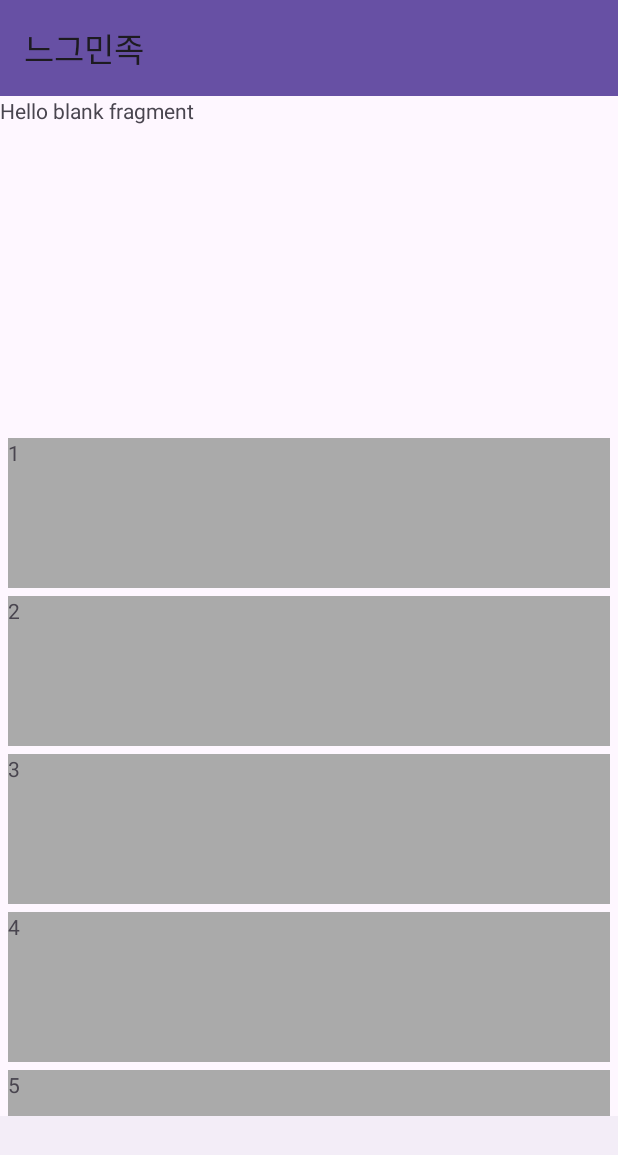
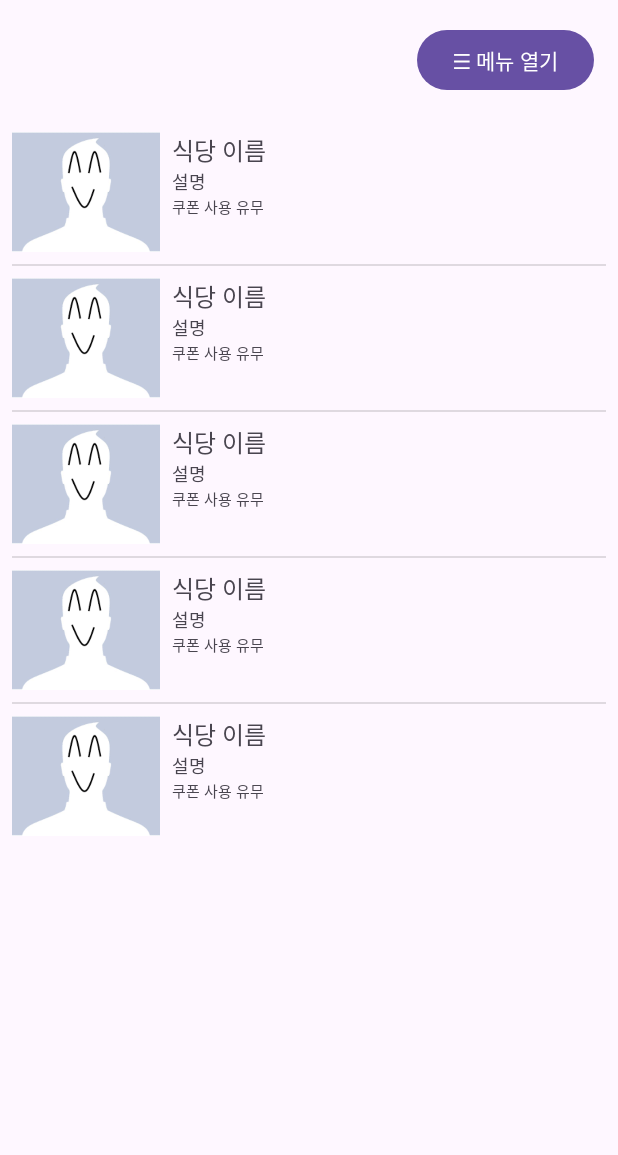
Before and after one commit to limpaul/react_board, an Android app: the RestaurantList screen opened directly, with no data from a screen before it, on a phone screen of 412 x 824 dp. Shown: the top 1155 px of the screen. Run offline under Robolectric (Android 15) with nearby library versions, the phone set to English and light mode, and no system bars; network calls fail.

Commit message:
음식 리스트 예시화면, 식당 등록 기능 추가, navigation UI추가

```diff
--- a/android/app/src/main/AndroidManifest.xml
+++ b/android/app/src/main/AndroidManifest.xml
@@ -15,6 +15,9 @@
         android:theme="@style/Theme.MyApplication"
         android:usesCleartextTraffic="true"
         tools:targetApi="31">
+        <activity
+            android:name=".RestaurantMenu"
+            android:exported="false" />
         <activity
             android:name=".RestaurantList"
             android:exported="false" />
--- a/android/app/src/main/java/com/raonsecure/myapplication/MainActivity.kt
+++ b/android/app/src/main/java/com/raonsecure/myapplication/MainActivity.kt
@@ -26,6 +26,9 @@ class MainActivity : AppCompatActivity() {
     private var touchBtn:Boolean = false;
     private var rotationAngle = 0f // 30도씩 회전
     private val http = NetworkSetting()
+
+    //test
+    private val autoLoginBtn:Button by lazy { findViewById(R.id.autoLoginBtn) }
 
     override fun onCreate(savedInstanceState: Bundle?) {
         super.onCreate(savedInstanceState)
@@ -70,6 +73,28 @@ class MainActivity : AppCompatActivity() {
                 }
             }
         }
+
+        autoLoginBtn.setOnClickListener {
+            CoroutineScope(Dispatchers.IO).launch {
+                val dataMap = HashMap<String, Any>()
+                dataMap.put("username", "test")
+                dataMap.put("userpassword", "1234")
+                http.commonSendPostToServer(urlPath = "/api/order/user/login", dataMap = dataMap)?.let {
+                        response ->
+                    Log.d("bwlim", response.toString())
+                    val gson:Gson = Gson()
+                    val resultMap = gson.fromJson(response, Map::class.java)
+
+                    CoroutineScope(Dispatchers.Main).launch {
+                        if(resultMap.get("isSuccess") == true){
+                            val intent:Intent = Intent(this@MainActivity, RestaurantList::class.java)
+                            intent.putExtra("userinfo", response)
+                            startActivity(intent)
+                        }
+                    }
+                }
+            }
+        }
     }
 
     fun setAppFontColorChange(){
@@ -91,4 +116,5 @@ class MainActivity : AppCompatActivity() {
             }
         }
     }
+
 }
--- a/android/app/src/main/java/com/raonsecure/myapplication/NetworkSetting.kt
+++ b/android/app/src/main/java/com/raonsecure/myapplication/NetworkSetting.kt
@@ -13,7 +13,7 @@ import org.json.JSONObject
 
 
 class NetworkSetting {
-    public val serverIp:String by lazy { "http://10.47.17.169" }
+    public val serverIp:String by lazy { "http://172.30.1.9" } // 172.30.1.9 / 10.47.17.169
     public val serverPort:Int by lazy { 8080 }
 
     suspend fun commonSendGetToServer(url:String=serverIp, port:Int=serverPort, dataMap:Map<String, Any>): String? {
--- a/android/app/src/main/java/com/raonsecure/myapplication/RestaurantList.kt
+++ b/android/app/src/main/java/com/raonsecure/myapplication/RestaurantList.kt
@@ -1,14 +1,57 @@
 package com.raonsecure.myapplication
 
+import android.content.Intent
 import android.os.Bundle
+import android.util.Log
+import android.widget.Button
+import android.widget.Toast
+import androidx.activity.result.ActivityResultLauncher
+import androidx.activity.result.contract.ActivityResultContracts
 import androidx.appcompat.app.AppCompatActivity
+import androidx.core.view.GravityCompat
+import androidx.drawerlayout.widget.DrawerLayout
 import androidx.recyclerview.widget.LinearLayoutManager
 import androidx.recyclerview.widget.RecyclerView
+import com.google.android.material.navigation.NavigationView
 
 class RestaurantList : AppCompatActivity() {
+
+    private lateinit var drawerLayout: DrawerLayout
+    private lateinit var navigationView: NavigationView
+    private lateinit var openDrawerButton: Button
+    private lateinit var resultLauncher: ActivityResultLauncher<Intent>
+
     override fun onCreate(savedInstanceState: Bundle?) {
         super.onCreate(savedInstanceState)
         setContentView(R.layout.activity_restaurant_list)
+        resultLauncher = registerForActivityResult(ActivityResultContracts.StartActivityForResult()){
+                result ->
+            if(result.resultCode == RESULT_OK){
+                val bundle = result.data?.extras
+            }
+        }
 
+        drawerLayout = findViewById(R.id.drawer_layout)
+        navigationView = findViewById(R.id.navigation_view)
+        openDrawerButton = findViewById(R.id.open_drawer_button)
+
+        openDrawerButton.setOnClickListener {
+            drawerLayout.openDrawer(GravityCompat.START)
+        }
+
+        navigationView.setNavigationItemSelectedListener { menuItem ->
+            val intent:Intent
+
+            when (menuItem.itemId) {
+                R.id.nav_item1 -> Toast.makeText(this, "1번 클릭", Toast.LENGTH_SHORT).show()
+                R.id.nav_addRestaurantDrawerTab -> {
+                    intent = Intent(this, RestaurantEnrollment::class.java);
+                    resultLauncher.launch(intent)
+                }
+                R.id.nav_item3 -> Toast.makeText(this, "3번 클릭", Toast.LENGTH_SHORT).show()
+            }
+            drawerLayout.closeDrawer(GravityCompat.START)
+            true
+        }
     }
 }
--- /dev/null
+++ b/android/app/src/main/java/com/raonsecure/myapplication/RestaurantMenu.kt
@@ -0,0 +1,20 @@
+package com.raonsecure.myapplication
+
+import android.os.Bundle
+import android.widget.ArrayAdapter
+import android.widget.Spinner
+import androidx.activity.enableEdgeToEdge
+import androidx.appcompat.app.AppCompatActivity
+import androidx.core.view.ViewCompat
+import androidx.core.view.WindowInsetsCompat
+
+class RestaurantMenu : AppCompatActivity() {
+
+    override fun onCreate(savedInstanceState: Bundle?) {
+        super.onCreate(savedInstanceState)
+        enableEdgeToEdge()
+        setContentView(R.layout.activity_restaurant_menu)
+    }
+
+
+}
--- a/android/app/src/main/res/layout/activity_main.xml
+++ b/android/app/src/main/res/layout/activity_main.xml
@@ -63,7 +63,11 @@
 
 
         </LinearLayout>
-
+        <Button
+            android:id="@+id/autoLoginBtn"
+            android:text="자동로그인"
+            android:layout_width="match_parent"
+            android:layout_height="wrap_content"/>
     </LinearLayout>
 
 </LinearLayout>
--- a/android/app/src/main/res/layout/activity_restaurant_list.xml
+++ b/android/app/src/main/res/layout/activity_restaurant_list.xml
@@ -1,102 +1,38 @@
-<androidx.coordinatorlayout.widget.CoordinatorLayout xmlns:android="http://schemas.android.com/apk/res/android"
+<androidx.drawerlayout.widget.DrawerLayout xmlns:android="http://schemas.android.com/apk/res/android"
     xmlns:app="http://schemas.android.com/apk/res-auto"
     xmlns:tools="http://schemas.android.com/tools"
+    android:id="@+id/drawer_layout"
     android:layout_width="match_parent"
     android:layout_height="match_parent"
     tools:context=".RestaurantList">
 
-    <!-- DrawerLayout (햄버거 메뉴) -->
-    <androidx.drawerlayout.widget.DrawerLayout
-        android:id="@+id/drawer_layout"
+    <!-- 메인 콘텐츠 -->
+    <androidx.coordinatorlayout.widget.CoordinatorLayout
         android:layout_width="match_parent"
         android:layout_height="match_parent"
-        tools:openDrawer="start">
+        >
 
-        <!-- 메인 컨텐츠 (앱 레이아웃) -->
-        <LinearLayout
-            android:id="@+id/main"
-            android:layout_width="match_parent"
-            android:layout_height="match_parent"
-            android:orientation="vertical">
 
-            <!-- 앱 바 (Toolbar) -->
-            <androidx.appcompat.widget.Toolbar
-                android:id="@+id/toolbar"
-                android:layout_width="match_parent"
-                android:layout_height="?attr/actionBarSize"
-                android:background="?attr/colorPrimary"
-                app:title="느그민족"
-                app:popupTheme="@style/ThemeOverlay.AppCompat.Light"/>
+        <Button
+            android:id="@+id/open_drawer_button"
+            android:layout_width="wrap_content"
+            android:layout_height="wrap_content"
+            android:text="☰ 메뉴 열기"
+            android:layout_margin="16dp"
+            android:layout_gravity="end|top" /> <!-- 오른쪽 위에 배치 -->
 
-            <!-- 네비게이션 호스트 (Fragment가 표시될 영역) -->
-            <androidx.fragment.app.FragmentContainerView
-                android:id="@+id/nav_host_fragment"
-                android:name="androidx.navigation.fragment.NavHostFragment"
-                android:layout_width="match_parent"
-                android:layout_height="0dp"
-                android:layout_weight="1"
-                app:navGraph="@navigation/nav_graph"/>
+        /> <!-- 오른쪽 위에 배치 -->
 
-            <!-- ScrollView (Fragment 아래로 배치) -->
-            <ScrollView
-                android:layout_width="match_parent"
-                android:layout_height="wrap_content"
-                android:fillViewport="true">
 
-                <LinearLayout
-                    android:layout_width="match_parent"
-                    android:layout_height="wrap_content"
-                    android:orientation="vertical"
-                    android:layout_margin="5dp">
+        <include layout="@layout/activity_restaurant_menu"/>
 
-                    <TextView
-                        android:text="1"
-                        android:layout_marginBottom="5dp"
-                        android:background="@android:color/darker_gray"
-                        android:layout_width="match_parent"
-                        android:layout_height="100dp"/>
-                    <TextView
-                        android:text="2"
-                        android:layout_marginBottom="5dp"
-                        android:background="@android:color/darker_gray"
-                        android:layout_width="match_parent"
-                        android:layout_height="100dp"/>
-                    <TextView
-                        android:text="3"
-                        android:layout_marginBottom="5dp"
-                        android:background="@android:color/darker_gray"
-                        android:layout_width="match_parent"
-                        android:layout_height="100dp"/>
-                    <TextView
-                        android:text="4"
-                        android:layout_marginBottom="5dp"
-                        android:background="@android:color/darker_gray"
-                        android:layout_width="match_parent"
-                        android:layout_height="100dp"/>
-                    <TextView
-                        android:text="5"
-                        android:layout_marginBottom="5dp"
-                        android:background="@android:color/darker_gray"
-                        android:layout_width="match_parent"
-                        android:layout_height="100dp"/>
-                </LinearLayout>
-            </ScrollView>
-        </LinearLayout>
+    </androidx.coordinatorlayout.widget.CoordinatorLayout>
 
-        <!-- Navigation Drawer -->
+    <!-- 왼쪽에서 슬라이드될 드로어 -->
     <com.google.android.material.navigation.NavigationView
         android:id="@+id/navigation_view"
         android:layout_width="wrap_content"
         android:layout_height="match_parent"
         android:layout_gravity="start"
-            app:menu="@menu/drawer_menu"/>
+        app:menu="@menu/drawer_menu" />
 </androidx.drawerlayout.widget.DrawerLayout>
-
-    <!-- 하단 네비게이션 (✅ DrawerLayout 밖으로 이동) -->
-    <com.google.android.material.bottomnavigation.BottomNavigationView
-        android:id="@+id/bottomNavigationView"
-        android:layout_width="match_parent"
-        android:layout_height="wrap_content"
-        android:layout_gravity="bottom"
-        app:menu="@menu/bottom_nav_menu"/>
-</androidx.coordinatorlayout.widget.CoordinatorLayout>
--- /dev/null
+++ b/android/app/src/main/res/layout/activity_restaurant_menu.xml
@@ -0,0 +1,272 @@
+<?xml version="1.0" encoding="utf-8"?>
+<LinearLayout xmlns:android="http://schemas.android.com/apk/res/android"
+    xmlns:app="http://schemas.android.com/apk/res-auto"
+    xmlns:tools="http://schemas.android.com/tools"
+    android:id="@+id/main"
+    android:layout_width="match_parent"
+    android:layout_height="match_parent"
+    android:orientation="vertical"
+    android:divider="?android:attr/dividerHorizontal"
+    android:showDividers="middle"
+    android:dividerPadding="8dp"
+    android:paddingTop="80dp"
+    tools:context=".RestaurantMenu">
+
+    <!-- 첫 번째 텍스트 항목: 이미지(4/1) + 텍스트(4/3) -->
+    <LinearLayout
+        android:layout_width="match_parent"
+        android:layout_height="wrap_content"
+        android:orientation="horizontal"
+        android:padding="8dp">
+
+        <!-- 이미지 영역 (4/1) -->
+        <ImageView
+            android:layout_width="0dp"
+            android:layout_height="80dp"
+            android:layout_weight="1"
+            android:src="@drawable/ic_sample_image"
+            android:layout_gravity="center"
+            android:adjustViewBounds="true"
+            android:scaleType="centerCrop" />
+
+        <!-- 텍스트 영역 (4/3) -->
+        <LinearLayout
+            android:layout_width="0dp"
+            android:layout_height="wrap_content"
+            android:layout_weight="3"
+            android:orientation="vertical"
+            android:paddingStart="8dp">
+
+            <!-- 첫 번째 TextView (20% 차지) -->
+            <TextView
+                android:text="식당 이름"
+                android:layout_width="match_parent"
+                android:layout_height="wrap_content"
+                android:layout_weight="2"
+                android:textSize="16sp" />
+
+            <!-- 두 번째 TextView (70% 차지) -->
+            <TextView
+                android:text="설명"
+                android:layout_width="match_parent"
+                android:layout_height="wrap_content"
+                android:layout_weight="7"
+                android:textSize="12sp" />
+
+            <!-- 세 번째 TextView (10% 차지) -->
+            <TextView
+                android:text="쿠폰 사용 유무"
+                android:layout_width="match_parent"
+                android:layout_height="wrap_content"
+                android:layout_weight="1"
+                android:textSize="10sp" />
+        </LinearLayout>
+
+    </LinearLayout>
+
+    <LinearLayout
+        android:layout_width="match_parent"
+        android:layout_height="wrap_content"
+        android:orientation="horizontal"
+        android:padding="8dp">
+
+        <!-- 이미지 영역 (4/1) -->
+        <ImageView
+            android:layout_width="0dp"
+            android:layout_height="80dp"
+            android:layout_weight="1"
+            android:src="@drawable/ic_sample_image"
+            android:layout_gravity="center"
+            android:adjustViewBounds="true"
+            android:scaleType="centerCrop" />
+
+        <!-- 텍스트 영역 (4/3) -->
+        <LinearLayout
+            android:layout_width="0dp"
+            android:layout_height="wrap_content"
+            android:layout_weight="3"
+            android:orientation="vertical"
+            android:paddingStart="8dp">
+
+            <!-- 첫 번째 TextView (20% 차지) -->
+            <TextView
+                android:text="식당 이름"
+                android:layout_width="match_parent"
+                android:layout_height="wrap_content"
+                android:layout_weight="2"
+                android:textSize="16sp" />
+
+            <!-- 두 번째 TextView (70% 차지) -->
+            <TextView
+                android:text="설명"
+                android:layout_width="match_parent"
+                android:layout_height="wrap_content"
+                android:layout_weight="7"
+                android:textSize="12sp" />
+
+            <!-- 세 번째 TextView (10% 차지) -->
+            <TextView
+                android:text="쿠폰 사용 유무"
+                android:layout_width="match_parent"
+                android:layout_height="wrap_content"
+                android:layout_weight="1"
+                android:textSize="10sp" />
+        </LinearLayout>
+
+    </LinearLayout>
+
+    <LinearLayout
+        android:layout_width="match_parent"
+        android:layout_height="wrap_content"
+        android:orientation="horizontal"
+        android:padding="8dp">
+
+        <!-- 이미지 영역 (4/1) -->
+        <ImageView
+            android:layout_width="0dp"
+            android:layout_height="80dp"
+            android:layout_weight="1"
+            android:src="@drawable/ic_sample_image"
+            android:layout_gravity="center"
+            android:adjustViewBounds="true"
+            android:scaleType="centerCrop" />
+
+        <!-- 텍스트 영역 (4/3) -->
+        <LinearLayout
+            android:layout_width="0dp"
+            android:layout_height="wrap_content"
+            android:layout_weight="3"
+            android:orientation="vertical"
+            android:paddingStart="8dp">
+
+            <!-- 첫 번째 TextView (20% 차지) -->
+            <TextView
+                android:text="식당 이름"
+                android:layout_width="match_parent"
+                android:layout_height="wrap_content"
+                android:layout_weight="2"
+                android:textSize="16sp" />
+
+            <!-- 두 번째 TextView (70% 차지) -->
+            <TextView
+                android:text="설명"
+                android:layout_width="match_parent"
+                android:layout_height="wrap_content"
+                android:layout_weight="7"
+                android:textSize="12sp" />
+
+            <!-- 세 번째 TextView (10% 차지) -->
+            <TextView
+                android:text="쿠폰 사용 유무"
+                android:layout_width="match_parent"
+                android:layout_height="wrap_content"
+                android:layout_weight="1"
+                android:textSize="10sp" />
+        </LinearLayout>
+
+    </LinearLayout>
+
+    <LinearLayout
+        android:layout_width="match_parent"
+        android:layout_height="wrap_content"
+        android:orientation="horizontal"
+        android:padding="8dp">
+
+        <!-- 이미지 영역 (4/1) -->
+        <ImageView
+            android:layout_width="0dp"
+            android:layout_height="80dp"
+            android:layout_weight="1"
+            android:src="@drawable/ic_sample_image"
+            android:layout_gravity="center"
+            android:adjustViewBounds="true"
+            android:scaleType="centerCrop" />
+
+        <!-- 텍스트 영역 (4/3) -->
+        <LinearLayout
+            android:layout_width="0dp"
+            android:layout_height="wrap_content"
+            android:layout_weight="3"
+            android:orientation="vertical"
+            android:paddingStart="8dp">
+
+            <!-- 첫 번째 TextView (20% 차지) -->
+            <TextView
+                android:text="식당 이름"
+                android:layout_width="match_parent"
+                android:layout_height="wrap_content"
+                android:layout_weight="2"
+                android:textSize="16sp" />
+
+            <!-- 두 번째 TextView (70% 차지) -->
+            <TextView
+                android:text="설명"
+                android:layout_width="match_parent"
+                android:layout_height="wrap_content"
+                android:layout_weight="7"
+                android:textSize="12sp" />
+
+            <!-- 세 번째 TextView (10% 차지) -->
+            <TextView
+                android:text="쿠폰 사용 유무"
+                android:layout_width="match_parent"
+                android:layout_height="wrap_content"
+                android:layout_weight="1"
+                android:textSize="10sp" />
+        </LinearLayout>
+
+    </LinearLayout>
+
+    <LinearLayout
+        android:layout_width="match_parent"
+        android:layout_height="wrap_content"
+        android:orientation="horizontal"
+        android:padding="8dp">
+
+        <!-- 이미지 영역 (4/1) -->
+        <ImageView
+            android:layout_width="0dp"
+            android:layout_height="80dp"
+            android:layout_weight="1"
+            android:src="@drawable/ic_sample_image"
+            android:layout_gravity="center"
+            android:adjustViewBounds="true"
+            android:scaleType="centerCrop" />
+
+        <!-- 텍스트 영역 (4/3) -->
+        <LinearLayout
+            android:layout_width="0dp"
+            android:layout_height="wrap_content"
+            android:layout_weight="3"
+            android:orientation="vertical"
+            android:paddingStart="8dp">
+
+            <!-- 첫 번째 TextView (20% 차지) -->
+            <TextView
+                android:text="식당 이름"
+                android:layout_width="match_parent"
+                android:layout_height="wrap_content"
+                android:layout_weight="2"
+                android:textSize="16sp" />
+
+            <!-- 두 번째 TextView (70% 차지) -->
+            <TextView
+                android:text="설명"
+                android:layout_width="match_parent"
+                android:layout_height="wrap_content"
+                android:layout_weight="7"
+                android:textSize="12sp" />
+
+            <!-- 세 번째 TextView (10% 차지) -->
+            <TextView
+                android:text="쿠폰 사용 유무"
+                android:layout_width="match_parent"
+                android:layout_height="wrap_content"
+                android:layout_weight="1"
+                android:textSize="10sp" />
+        </LinearLayout>
+
+    </LinearLayout>
+
+
+</LinearLayout>
--- a/android/app/src/main/res/menu/drawer_menu.xml
+++ b/android/app/src/main/res/menu/drawer_menu.xml
@@ -1,15 +1,14 @@
 <menu xmlns:android="http://schemas.android.com/apk/res/android"
     xmlns:app="http://schemas.android.com/apk/res-auto">
-
-    <item
-        android:id="@+id/homeFragment"
-        android:title="Home"/>
-
-    <item
-        android:id="@+id/profileFragment"
-        android:title="Profile"/>
-
-    <item
-        android:id="@+id/settingsFragment"
-        android:title="Settings"/>
+    <item android:id="@+id/nav_item1" android:title="회원정보" />
+    <item android:id="@+id/nav_item2blank" android:title="" />
+    <item android:id="@+id/nav_item3" android:title="주문내역" />
+    <item android:id="@+id/nav_addRestaurantDrawerTab" android:title="식당등록" />
+    <item android:id="@+id/nav_item5" android:title="식당정보" />
+    <item android:id="@+id/nav_itemblank1" android:title="" />
+    <item android:id="@+id/nav_itemblank2" android:title="" />
+    <item android:id="@+id/nav_itemblank3" android:title="" />
+    <item android:id="@+id/nav_item8" android:title="고객센터" />
+    <item android:id="@+id/nav_item9" android:title="설정" />
+    <item android:id="@+id/nav_item10" android:title="로그아웃" />
 </menu>
```
Also changed, not shown: android/app/src/main/res/drawable/ic_sample_image.png (added). Lines whose indentation alone changed are shown as unchanged.
